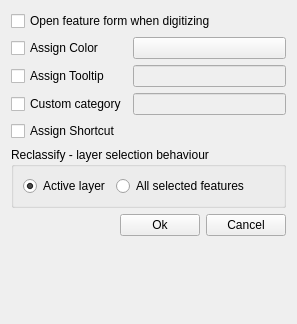
Qt form gui/CustomWidgets/BasicInterfaceWidgets/buttonPropWidget.ui (dsgoficial/DsgTools) before a commit.
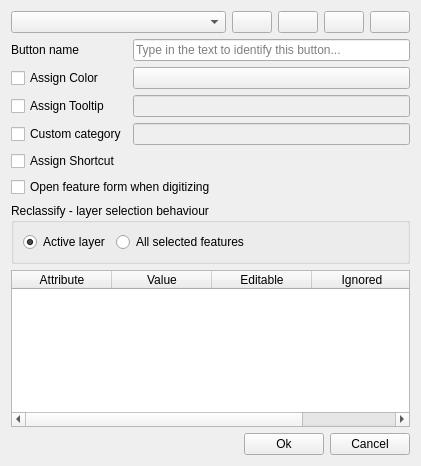
The same form after that commit. Icons and pictures are not drawn. Custom widgets are drawn as their Qt base class.

Commit message: new interface prototype separating config from usage

Diff of the .ui file:
```diff
--- a/gui/CustomWidgets/BasicInterfaceWidgets/buttonPropWidget.ui
+++ b/gui/CustomWidgets/BasicInterfaceWidgets/buttonPropWidget.ui
@@ -6,22 +6,15 @@
    <rect>
     <x>0</x>
     <y>0</y>
-    <width>297</width>
-    <height>324</height>
+    <width>421</width>
+    <height>466</height>
    </rect>
   </property>
   <property name="windowTitle">
    <string>Button setup</string>
   </property>
   <layout class="QGridLayout" name="gridLayout">
-   <item row="2" column="0">
-    <widget class="QCheckBox" name="tooltipCheckBox">
-     <property name="text">
-      <string>Assign Tooltip</string>
-     </property>
-    </widget>
-   </item>
-   <item row="5" column="0" colspan="2">
+   <item row="9" column="0" colspan="4">
     <widget class="QgsCollapsibleGroupBox" name="mGroupBox">
      <property name="title">
       <string>Reclassify - layer selection behaviour</string>
@@ -64,28 +57,122 @@
      </layout>
     </widget>
    </item>
-   <item row="1" column="0">
-    <widget class="QCheckBox" name="colorCheckBox">
-     <property name="text">
-      <string>Assign Color</string>
-     </property>
-    </widget>
+   <item row="4" column="1" colspan="3">
+    <widget class="QgsColorButton" name="mColorButton"/>
    </item>
-   <item row="3" column="0">
-    <widget class="QCheckBox" name="customCategoryCheckBox">
-     <property name="text">
-      <string>Custom category</string>
+   <item row="6" column="1" colspan="3">
+    <widget class="QLineEdit" name="customCategoryLineEdit">
+     <property name="enabled">
+      <bool>false</bool>
      </property>
     </widget>
    </item>
-   <item row="4" column="0">
+   <item row="7" column="0">
     <widget class="QCheckBox" name="shortcutCheckBox">
      <property name="text">
       <string>Assign Shortcut</string>
      </property>
     </widget>
    </item>
-   <item row="6" column="0" colspan="2">
+   <item row="1" column="1" colspan="3">
+    <widget class="QLineEdit" name="buttonNameLineEdit">
+     <property name="sizePolicy">
+      <sizepolicy hsizetype="MinimumExpanding" vsizetype="Minimum">
+       <horstretch>0</horstretch>
+       <verstretch>0</verstretch>
+      </sizepolicy>
+     </property>
+     <property name="placeholderText">
+      <string>Type in the text to identify this button...</string>
+     </property>
+    </widget>
+   </item>
+   <item row="0" column="0" colspan="4">
+    <layout class="QHBoxLayout" name="horizontalLayout_2">
+     <item>
+      <widget class="QComboBox" name="comboBox">
+       <property name="sizePolicy">
+        <sizepolicy hsizetype="MinimumExpanding" vsizetype="Fixed">
+         <horstretch>0</horstretch>
+         <verstretch>0</verstretch>
+        </sizepolicy>
+       </property>
+      </widget>
+     </item>
+     <item>
+      <widget class="QPushButton" name="savePushButton">
+       <property name="text">
+        <string/>
+       </property>
+       <property name="icon">
+        <iconset resource="../../../resources.qrc">
+         <normaloff>:/plugins/DsgTools/icons/save.png</normaloff>:/plugins/DsgTools/icons/save.png</iconset>
+       </property>
+      </widget>
+     </item>
+     <item>
+      <widget class="QPushButton" name="undoPushButton">
+       <property name="text">
+        <string/>
+       </property>
+       <property name="icon">
+        <iconset resource="../../../resources.qrc">
+         <normaloff>:/plugins/DsgTools/icons/re-run.png</normaloff>:/plugins/DsgTools/icons/re-run.png</iconset>
+       </property>
+      </widget>
+     </item>
+     <item>
+      <widget class="QPushButton" name="addPushButton">
+       <property name="text">
+        <string/>
+       </property>
+       <property name="icon">
+        <iconset resource="../../../resources.qrc">
+         <normaloff>:/plugins/DsgTools/icons/plus.png</normaloff>:/plugins/DsgTools/icons/plus.png</iconset>
+       </property>
+      </widget>
+     </item>
+     <item>
+      <widget class="QPushButton" name="removePushButton">
+       <property name="text">
+        <string/>
+       </property>
+       <property name="icon">
+        <iconset resource="../../../resources.qrc">
+         <normaloff>:/plugins/DsgTools/icons/remove.png</normaloff>:/plugins/DsgTools/icons/remove.png</iconset>
+       </property>
+      </widget>
+     </item>
+    </layout>
+   </item>
+   <item row="1" column="0">
+    <widget class="QLabel" name="label">
+     <property name="text">
+      <string>Button name</string>
+     </property>
+    </widget>
+   </item>
+   <item row="12" column="3">
+    <spacer name="verticalSpacer">
+     <property name="orientation">
+      <enum>Qt::Vertical</enum>
+     </property>
+     <property name="sizeHint" stdset="0">
+      <size>
+       <width>20</width>
+       <height>9</height>
+      </size>
+     </property>
+    </spacer>
+   </item>
+   <item row="5" column="0">
+    <widget class="QCheckBox" name="tooltipCheckBox">
+     <property name="text">
+      <string>Assign Tooltip</string>
+     </property>
+    </widget>
+   </item>
+   <item row="11" column="0" colspan="4">
     <layout class="QHBoxLayout" name="horizontalLayout">
      <item>
       <spacer name="horizontalSpacer">
@@ -128,37 +215,14 @@
      </item>
     </layout>
    </item>
-   <item row="7" column="1">
-    <spacer name="verticalSpacer">
-     <property name="orientation">
-      <enum>Qt::Vertical</enum>
-     </property>
-     <property name="sizeHint" stdset="0">
-      <size>
-       <width>20</width>
-       <height>25</height>
-      </size>
-     </property>
-    </spacer>
-   </item>
-   <item row="1" column="1">
-    <widget class="QgsColorButton" name="mColorButton"/>
-   </item>
-   <item row="0" column="0" colspan="2">
-    <widget class="QCheckBox" name="openFormCheckBox">
+   <item row="4" column="0">
+    <widget class="QCheckBox" name="colorCheckBox">
      <property name="text">
-      <string>Open feature form when digitizing</string>
+      <string>Assign Color</string>
      </property>
     </widget>
    </item>
-   <item row="3" column="1">
-    <widget class="QLineEdit" name="customCategoryLineEdit">
-     <property name="enabled">
-      <bool>false</bool>
-     </property>
-    </widget>
-   </item>
-   <item row="4" column="1">
+   <item row="7" column="1" colspan="3">
     <widget class="ShortcutChooserWidget" name="shortcutWidget" native="true">
      <property name="enabled">
       <bool>false</bool>
@@ -171,13 +235,54 @@
      </property>
     </widget>
    </item>
-   <item row="2" column="1">
+   <item row="10" column="0" colspan="4">
+    <widget class="QTableWidget" name="attributeTableWidget">
+     <property name="enabled">
+      <bool>true</bool>
+     </property>
+     <column>
+      <property name="text">
+       <string>Attribute</string>
+      </property>
+     </column>
+     <column>
+      <property name="text">
+       <string>Value</string>
+      </property>
+     </column>
+     <column>
+      <property name="text">
+       <string>Editable</string>
+      </property>
+     </column>
+     <column>
+      <property name="text">
+       <string>Ignored</string>
+      </property>
+     </column>
+    </widget>
+   </item>
+   <item row="6" column="0">
+    <widget class="QCheckBox" name="customCategoryCheckBox">
+     <property name="text">
+      <string>Custom category</string>
+     </property>
+    </widget>
+   </item>
+   <item row="5" column="1" colspan="3">
     <widget class="QLineEdit" name="toolTipLineEdit">
      <property name="enabled">
       <bool>false</bool>
      </property>
     </widget>
    </item>
+   <item row="8" column="0" colspan="4">
+    <widget class="QCheckBox" name="openFormCheckBox">
+     <property name="text">
+      <string>Open feature form when digitizing</string>
+     </property>
+    </widget>
+   </item>
   </layout>
  </widget>
  <customwidgets>
```
Left out of the diff: 14 changed lines with no effect on the pictures. The commit also changes 2 other files.
